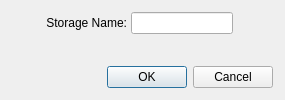
Above: resources/create_storage_dialog.ui from shotgunsoftware/tk-framework-adminui before the change. Below: the same form after it.
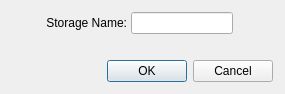
That is the form after the change.

Commit message: #46601 QA fix for create storage dialog.

Patch:
```diff
--- a/resources/create_storage_dialog.ui
+++ b/resources/create_storage_dialog.ui
@@ -25,7 +25,7 @@
    </property>
    <item>
     <widget class="QWidget" name="main_widget" native="true">
-     <layout class="QVBoxLayout" name="verticalLayout" stretch="0,0,0">
+     <layout class="QVBoxLayout" name="verticalLayout" stretch="0,0">
       <property name="spacing">
        <number>0</number>
       </property>
@@ -78,22 +78,6 @@
         </item>
        </layout>
       </item>
-      <item>
-       <spacer name="verticalSpacer">
-        <property name="orientation">
-         <enum>Qt::Vertical</enum>
-        </property>
-        <property name="sizeType">
-         <enum>QSizePolicy::Fixed</enum>
-        </property>
-        <property name="sizeHint" stdset="0">
-         <size>
-          <width>20</width>
-          <height>13</height>
-         </size>
-        </property>
-       </spacer>
-      </item>
       <item>
        <widget class="QLabel" name="info">
         <property name="font">
```
The commit also changes 14 other files.
